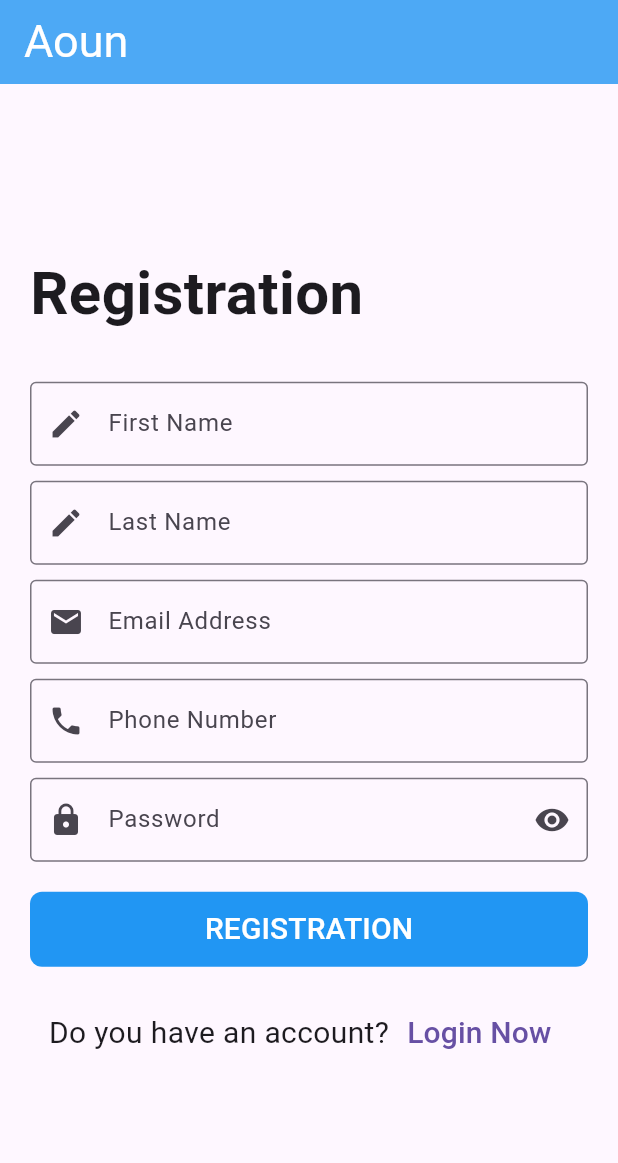
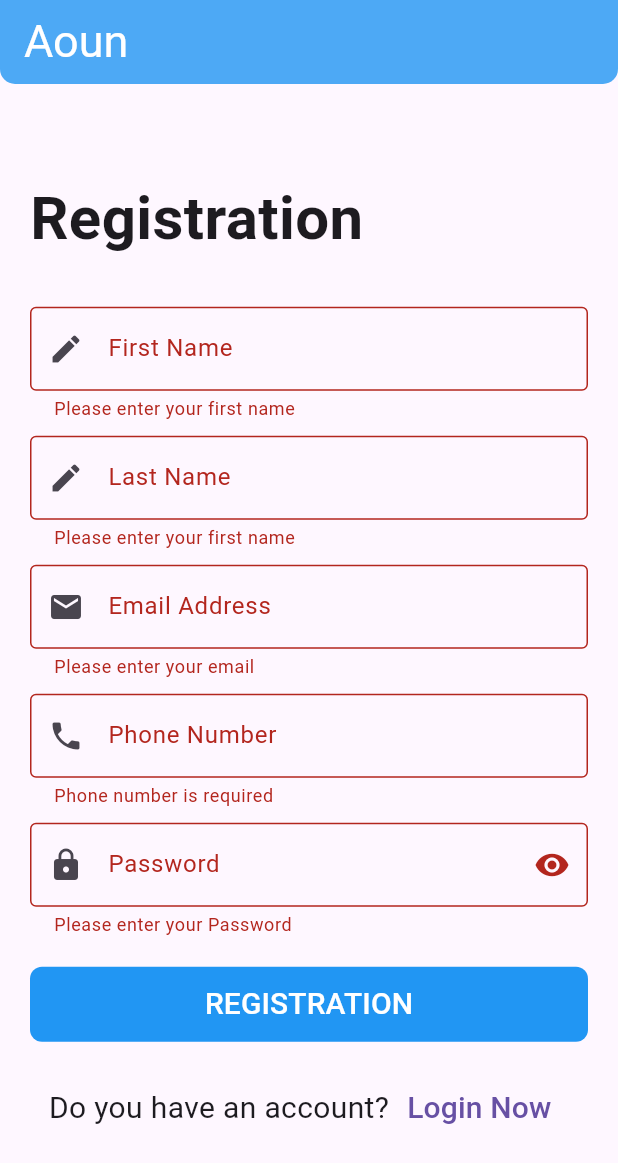
Before and after one commit to i6md/Aoun, a Flutter app: the screen it shows after launch, after a tap on "REGISTRATION", on a phone screen of 412 x 824 dp. Shown: the top 1163 px of the screen. Run offline on Flutter 3.47's test engine with Material 3 defaults, Android fonts, the phone set to English and light mode, and no system bars.

Commit message:
obscureText

```diff
--- a/lib/modules/registration/Registration_screen.dart
+++ b/lib/modules/registration/Registration_screen.dart
@@ -2,17 +2,43 @@ import 'package:aoun_app/modules/login/login_screen.dart';
 import 'package:aoun_app/shared/components/components.dart';
 import 'package:flutter/material.dart';
 
-class RegistrationScreen extends StatelessWidget {
+class RegistrationScreen extends StatefulWidget {
   RegistrationScreen({super.key});
+
+  @override
+  State<RegistrationScreen> createState() => _RegistrationScreenState();
+}
+
+class _RegistrationScreenState extends State<RegistrationScreen> {
+  final RegExp kfupmEmailRegex = RegExp(r'^[sg]\d{9}@kfupm\.edu\.sa$', caseSensitive: false);
+
+  final RegExp passwordRegex = RegExp(r'^(?=.*[A-Z])(?=.*[a-z])(?=.*\d).{8,}$');
+
+  final RegExp nameRegex = RegExp(r'^[a-zA-Z\- ]+$');
+
+  final RegExp saudiPhoneNumberRegex = RegExp(r'^\+9665[05679]\d{7}$');
+
+  var formkey = GlobalKey<FormState>();
+
   var emailController = TextEditingController();
+
   var passwordController = TextEditingController();
+
   var phoneController = TextEditingController();
-  var FnameController = TextEditingController();
-  var LnameController = TextEditingController();
+
+  var fnameController = TextEditingController();
+
+  var lnameController = TextEditingController();
+
+  bool isPassword = true;
+
   @override
   Widget build(BuildContext context) {
     return Scaffold(
       appBar: AppBar(
+        shape: const RoundedRectangleBorder(
+          borderRadius: BorderRadius.vertical(bottom: Radius.circular(10))
+        ),
         automaticallyImplyLeading: false,
         title: const Text(
           'Aoun',
@@ -28,6 +54,9 @@ class RegistrationScreen extends StatelessWidget {
         padding: const EdgeInsets.all(20.0),
         child: Center(
           child: SingleChildScrollView(
+            child: Form(
+              key: formkey,
+              child: Expanded(
                 child: Column(
                   mainAxisAlignment: MainAxisAlignment.center,
                   crossAxisAlignment: CrossAxisAlignment.start,
@@ -43,118 +72,145 @@ class RegistrationScreen extends StatelessWidget {
                     const SizedBox(
                       height: 30.0,
                     ),
-                TextFormField(
-                  controller: FnameController,
-                  decoration: const InputDecoration(
-                    labelText: 'First Name',
-                    prefixIcon: Icon(
-                      Icons.edit,
-                    ),
-                    border: OutlineInputBorder(),
-                  ),
-                  keyboardType: TextInputType.name,
-                  onFieldSubmitted: (value){
+                    defaultFormField(
+                        controller: fnameController,
+                        type: TextInputType.name,
+                        validate: (value){
+                          if (value == null || value.isEmpty) {
+                            return 'Please enter your first name';
+                          }
+                          else if (!nameRegex.hasMatch(value)) {
+                            return 'Invalid characters in name.\nOnly letters, spaces, and hyphens are allowed.';
+                          }
+
+                        },
+                        label: 'First Name',
+                        prefix: Icons.edit,
+                        onChange: (value){
                           print(value);
                         },
-                  onChanged: (value){
+                      onSubmit: (value){
                         print(value);
                       },
                     ),
                     const SizedBox(
                       height: 10,
                     ),
-                TextFormField(
-                  controller: LnameController,
-                  decoration: const InputDecoration(
-                    labelText: 'Last Name',
-                    prefixIcon: Icon(
-                      Icons.edit,
-                    ),
-                    border: OutlineInputBorder(),
-                  ),
-                  keyboardType: TextInputType.name,
-                  onFieldSubmitted: (value){
+                    defaultFormField(
+                      controller: lnameController,
+                      type: TextInputType.name,
+                      validate: (value){
+                        if (value == null || value.isEmpty) {
+                          return 'Please enter your first name';
+                        }
+                        else if (!nameRegex.hasMatch(value)) {
+                          return 'Invalid characters in name.\nOnly letters, spaces, and hyphens are allowed.';
+                        }
+
+                      },
+                      label: 'Last Name',
+                      prefix: Icons.edit,
+                      onChange: (value){
                         print(value);
                       },
-                  onChanged: (value){
+                      onSubmit: (value){
                         print(value);
                       },
                     ),
                     const SizedBox(
                       height: 10,
                     ),
-                TextFormField(
+                    defaultFormField(
                         controller: emailController,
-                  decoration: const InputDecoration(
-                    labelText: 'Email Address',
-                    prefixIcon: Icon(
-                      Icons.email,
-                    ),
-                    border: OutlineInputBorder(),
-                  ),
-                  keyboardType: TextInputType.emailAddress,
-                  onFieldSubmitted: (value){
+                        type: TextInputType.emailAddress,
+                        validate: (value){
+                          if (value == null || value.isEmpty) {
+                            return 'Please enter your email';
+                          } else if (!kfupmEmailRegex.hasMatch(value)) {
+                            return 'Invalid KFUPM email format';
+                          }
+                          return null;
+                        },
+                        label: 'Email Address',
+                        prefix: Icons.email,
+                        onChange: (value){
                           print(value);
                         },
-                  onChanged: (value){
+                        onSubmit: (value){
+                          print(value);
+                        }
+                    ),
+                    const SizedBox(
+                      height: 10,
+                    ),
+                    defaultFormField(
+                        controller: phoneController,
+                        type: TextInputType.phone,
+                        validate: (value){
+                          if (value == null || value.isEmpty) {
+                            return 'Phone number is required';
+                                  }
+                          if (!saudiPhoneNumberRegex.hasMatch(value)) {
+                            return 'Invalid Saudi Arabian phone number';
+                            }
+
+                            return null; // Return null for valid input
+                             },
+                        label: 'Phone Number',
+                        prefix: Icons.phone,
+                      onChange: (value){
+                        print(value);
+                      },
+                      onSubmit: (value){
                         print(value);
                       },
                     ),
                     const SizedBox(
                       height: 10,
                     ),
-                TextFormField(
-                  controller: phoneController,
-                  decoration: const InputDecoration(
-                    labelText: 'Phone Number',
-                    prefixIcon: Icon(
-                      Icons.phone,
-                    ),
-                    border: OutlineInputBorder(),
-                  ),
-                  keyboardType: TextInputType.phone,
-                  onFieldSubmitted: (value){
+                    defaultFormField(
+                      controller: passwordController,
+                      type: TextInputType.visiblePassword,
+                      validate: (value){
+                        if (value == null || value.isEmpty) {
+                          return 'Please enter your Password';
+                        }
+                        else if (!passwordRegex.hasMatch(value)) {
+                          return 'Password must be at least 8 characters\n'
+                              'long and include at least one uppercase letter'
+                              ',\none lowercase letter, and one digit.';
+                        }
+
+                      },
+                      label: 'Password',
+                      prefix: Icons.lock,
+                      secureText: isPassword,
+                      suffix: isPassword? Icons.visibility : Icons.visibility_off,
+                      onSubmit: (value){
                         print(value);
                       },
-                  onChanged: (value){
+                      onChange: (value){
                         print(value);
                       },
-                ),
-                const SizedBox(
-                  height: 10,
-                ),
-                TextFormField(
-                  controller: passwordController,
-                  decoration: const InputDecoration(
-                    labelText: 'Password',
-                    prefixIcon: Icon(
-                      Icons.lock,
-                    ),
-                    suffixIcon: Icon(
-                        Icons.remove_red_eye
-                    ),
+                      suffixPressed: (){
+                        setState(() {
+                          isPassword = !isPassword;
+                        });
+                      }
 
-                    border: OutlineInputBorder(),
-                  ),
-                  keyboardType: TextInputType.visiblePassword,
-                  obscureText: true,
-                  onFieldSubmitted: (value){
-                    print(value);
-                  },
-                  onChanged: (value){
-                    print(value);
-                  },
                     ),
                     const SizedBox(
                       height: 20.0,
                     ),
                     defaultButton(
                         function: (){
-                      print(FnameController);
-                      print(LnameController);
+                          if(formkey.currentState!.validate()) {
+                            print(fnameController);
+                            print(lnameController);
                             print(emailController);
                             print(passwordController);
                             print(phoneController);
+                          }
                         },
                         text: 'registration',
                         IsUpperCase: true
@@ -189,6 +245,8 @@ class RegistrationScreen extends StatelessWidget {
               ),
             ),
           ),
+        ),
+      ),
     );
   }
 }
--- a/lib/shared/components/components.dart
+++ b/lib/shared/components/components.dart
@@ -25,3 +25,38 @@ Widget defaultButton({
     ),
   ),
 );
+
+
+Widget defaultFormField({
+  required TextEditingController controller,
+  required TextInputType type,
+  void Function(String?)? onSubmit,
+  required String? Function(String?)? validate,
+  required String label,
+  void Function(String?)? onChange,
+  required IconData prefix,
+  bool secureText = false,
+  IconData? suffix,
+  VoidCallback? suffixPressed,
+
+
+
+})=>TextFormField(
+  controller: controller,
+  decoration: InputDecoration(
+    labelText: label,
+    prefixIcon: Icon(
+      prefix,
+    ),
+    suffixIcon:suffix != null ? IconButton(
+        icon: Icon(suffix),
+        onPressed: suffixPressed,
+    ) : null,
+    border: OutlineInputBorder(),
+  ),
+  keyboardType: type,
+  obscureText: secureText,
+  onFieldSubmitted: onSubmit,
+  onChanged: onChange,
+  validator: validate,
+);
```
Also changed, not shown: lib/modules/login/login_screen.dart (+58 -29 lines). Lines whose indentation alone changed are shown as unchanged.
